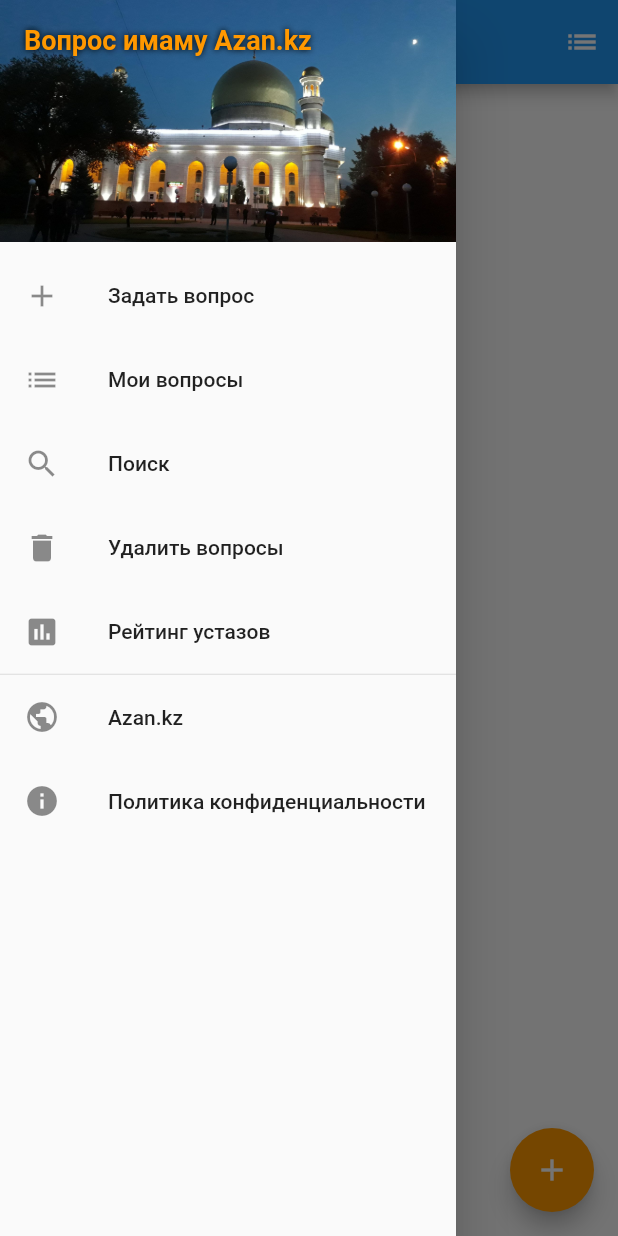
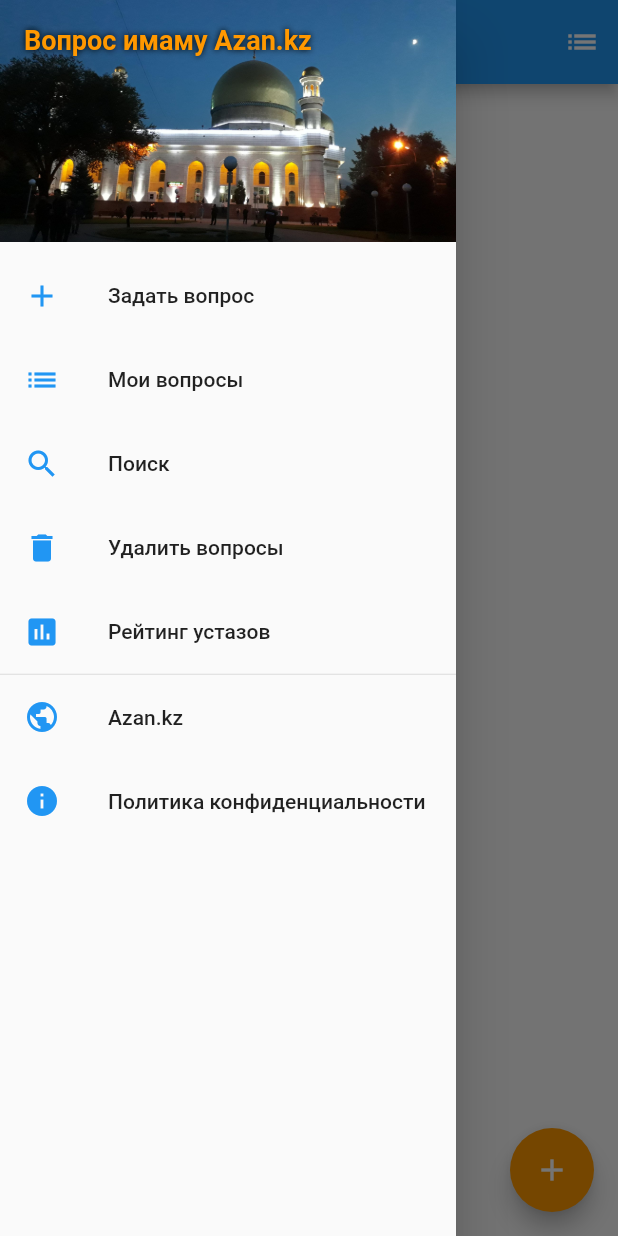
Before and after one commit to yerzhant/askimam, a Flutter app: the screen it shows once a user with an empty profile is signed in, with the side drawer open, on a phone screen of 412 x 824 dp. Run offline on Flutter 3.47's test engine with Material 2 defaults, Android fonts, the phone set to English and light mode, and no system bars; our stand-ins replace cloud_firestore, firebase_auth, firebase_messaging, firebase_storage, google_sign_in, share and 1 more; missing offline and left inert: algolia, flutter_sound; accounts and stored records are empty.

Commit message:
Set primary color to menu icons

```diff
--- a/lib/main.dart
+++ b/lib/main.dart
@@ -194,7 +194,10 @@ class _MainPage extends StatelessWidget {
             ),
             ListTile(
               title: Text(AppLocalizations.of(context).askQuestion),
-              leading: Icon(Icons.add),
+              leading: Icon(
+                Icons.add,
+                color: Theme.of(context).primaryColor,
+              ),
               onTap: () {
                 Navigator.pop(context);
                 Navigator.push(
@@ -207,7 +210,10 @@ class _MainPage extends StatelessWidget {
             ),
             ListTile(
               title: Text(AppLocalizations.of(context).myQuestions),
-              leading: Icon(Icons.list),
+              leading: Icon(
+                Icons.list,
+                color: Theme.of(context).primaryColor,
+              ),
               onTap: () {
                 Navigator.pop(context);
                 Navigator.push(
@@ -220,7 +226,10 @@ class _MainPage extends StatelessWidget {
             ),
             ListTile(
               title: Text(MaterialLocalizations.of(context).searchFieldLabel),
-              leading: Icon(Icons.search),
+              leading: Icon(
+                Icons.search,
+                color: Theme.of(context).primaryColor,
+              ),
               onTap: () {
                 Navigator.pop(context);
                 Navigator.push(
@@ -233,7 +242,10 @@ class _MainPage extends StatelessWidget {
             ),
             ListTile(
               title: Text(AppLocalizations.of(context).deleteQuestions),
-              leading: Icon(Icons.delete),
+              leading: Icon(
+                Icons.delete,
+                color: Theme.of(context).primaryColor,
+              ),
               onTap: () {
                 Navigator.pop(context);
                 Navigator.push(
@@ -246,7 +258,10 @@ class _MainPage extends StatelessWidget {
             ),
             ListTile(
               title: Text(AppLocalizations.of(context).imamsRating),
-              leading: Icon(Icons.assessment),
+              leading: Icon(
+                Icons.assessment,
+                color: Theme.of(context).primaryColor,
+              ),
               onTap: () {
                 Navigator.pop(context);
                 Navigator.push(
@@ -260,7 +275,10 @@ class _MainPage extends StatelessWidget {
             Divider(height: 1),
             ListTile(
               title: Text('Azan.kz'),
-              leading: Icon(Icons.public),
+              leading: Icon(
+                Icons.public,
+                color: Theme.of(context).primaryColor,
+              ),
               onTap: () async {
                 Navigator.pop(context);
                 await launch('https://azan.kz');
@@ -268,7 +286,10 @@ class _MainPage extends StatelessWidget {
             ),
             ListTile(
               title: Text(AppLocalizations.of(context).confidentialityPolicy),
-              leading: Icon(Icons.info),
+              leading: Icon(
+                Icons.info,
+                color: Theme.of(context).primaryColor,
+              ),
               onTap: () async {
                 Navigator.pop(context);
                 await launch(policyUrl);
```
